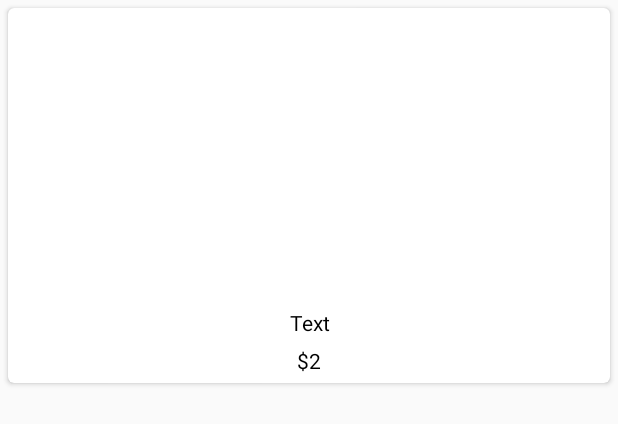
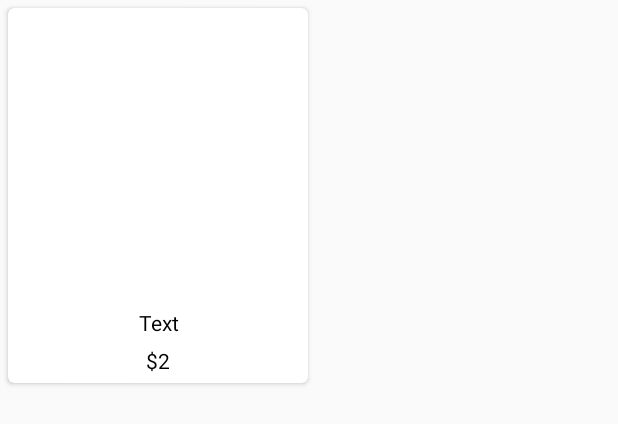
Before and after one commit to JeanSantosReyes/C51, an Android app: the layout offerview_item.xml on its own in the app's theme, with its tools: preview values and no code run, on a phone screen of 412 x 824 dp. Shown: the top 424 px of the screen. Run offline under Robolectric (Android 15) with nearby library versions, the phone set to English and light mode, and no system bars.

```diff
--- a/app/src/main/res/layout/offerview_item.xml
+++ b/app/src/main/res/layout/offerview_item.xml
@@ -5,7 +5,7 @@
     android:id="@+id/CardView"
     android:clickable="true"
     android:foreground="?android:attr/selectableItemBackground"
-    android:layout_width="match_parent"
+    android:layout_width="200dp"
     android:layout_height="wrap_content"
     android:layout_margin="5dp"
     cardview:cardCornerRadius="4dp" app:ignore="NamespaceTypo" android:focusable="true">
```
Also changed, not shown: app/src/main/java/com/check/coupon/page/HubFragment.kt (+4 -5 lines).
